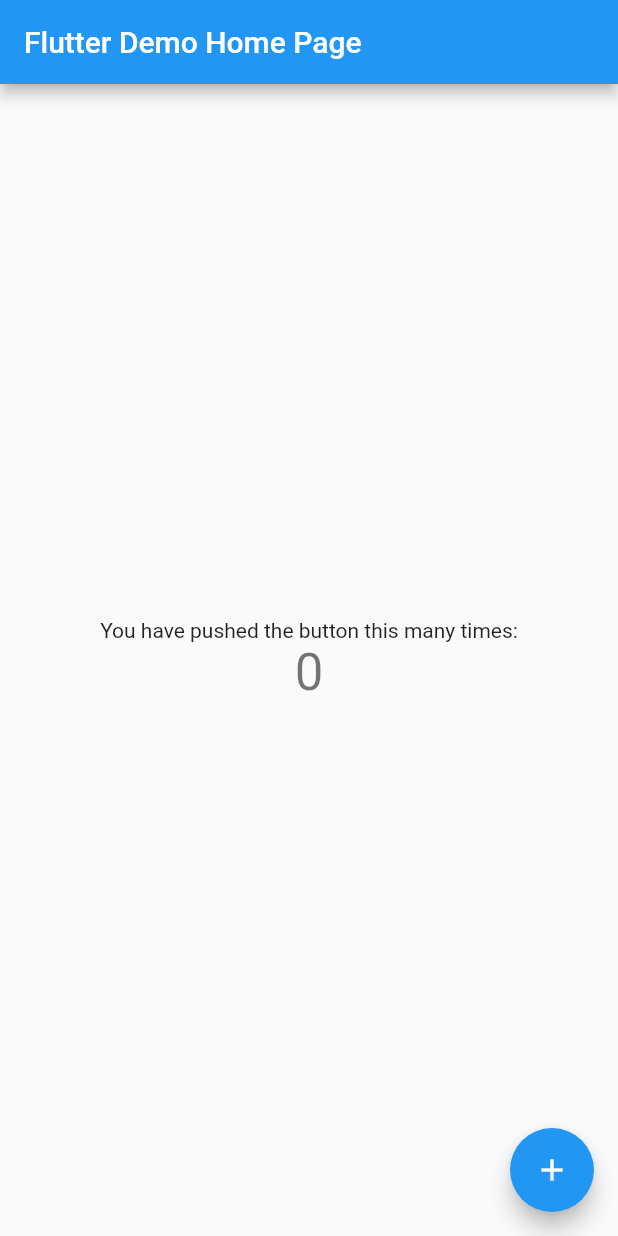
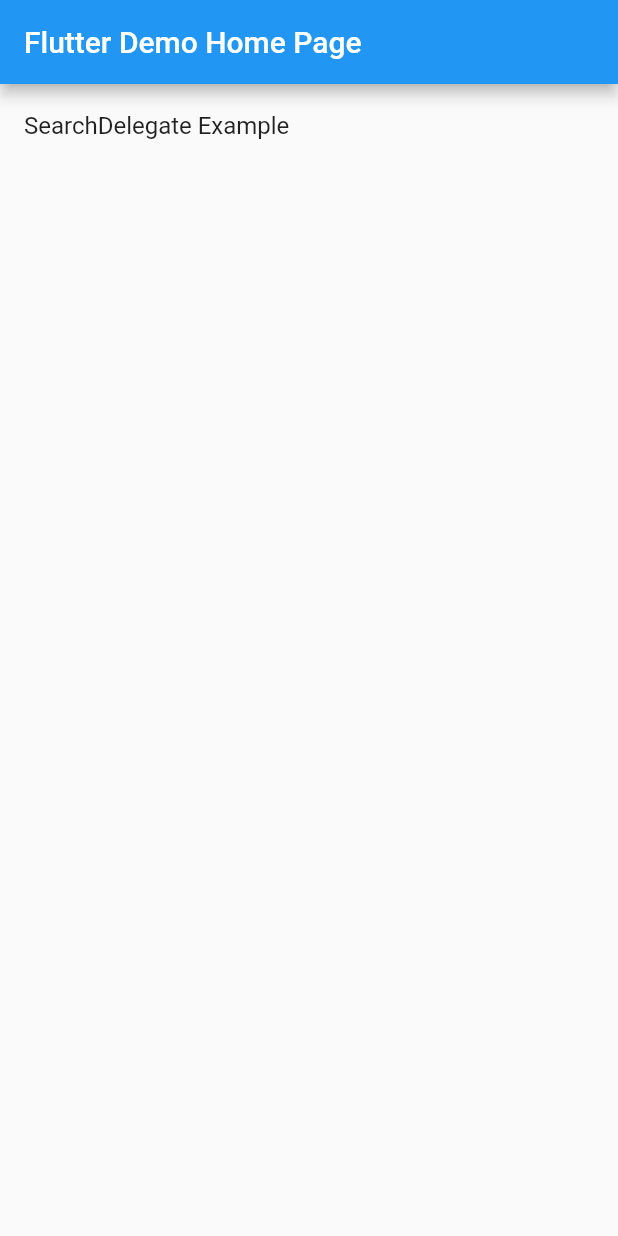
Before and after one commit to justinmc/flutter_autocomplete_examples, a Flutter app: the screen it shows after launch, on a phone screen of 412 x 824 dp. Run offline on Flutter 3.47's test engine with Material 2 defaults, Android fonts, the phone set to English and light mode, and no system bars.

Commit message:
List of examples on home

```diff
--- a/lib/main.dart
+++ b/lib/main.dart
@@ -18,53 +18,33 @@ class MyApp extends StatelessWidget {
   }
 }
 
-class MyHomePage extends StatefulWidget {
+class MyHomePage extends StatelessWidget {
   MyHomePage({Key key, this.title}) : super(key: key);
 
   final String title;
 
   @override
-  _MyHomePageState createState() => _MyHomePageState();
-}
-
-class _MyHomePageState extends State<MyHomePage> {
-  int _counter = 0;
-
-  void _incrementCounter() {
-    setState(() {
-      _counter++;
-    });
-  }
-
-  @override
   Widget build(BuildContext context) {
     return Scaffold(
       appBar: AppBar(
-        title: Text(widget.title),
+        title: Text(title),
       ),
       body: Center(
-        child: Column(
-          mainAxisAlignment: MainAxisAlignment.center,
+        child: ListView(
           children: <Widget>[
-            Text(
-              'You have pushed the button this many times:',
-            ),
-            Text(
-              '$_counter',
-              style: Theme.of(context).textTheme.headline4,
+            GestureDetector(
+              onTap: () {
+                showSearch(
+                  context: context,
+                  delegate: CustomSearchDelegate(),
+                );
+              },
+              child: ListTile(
+                title: const Text('SearchDelegate Example'),
+              ),
             ),
           ],
         ),
-      ),
-      floatingActionButton: FloatingActionButton(
-        onPressed: () {
-          showSearch(
-            context: context,
-            delegate: CustomSearchDelegate(),
-          );
-        },
-        tooltip: 'Increment',
-        child: Icon(Icons.add),
       ),
     );
   }
```
